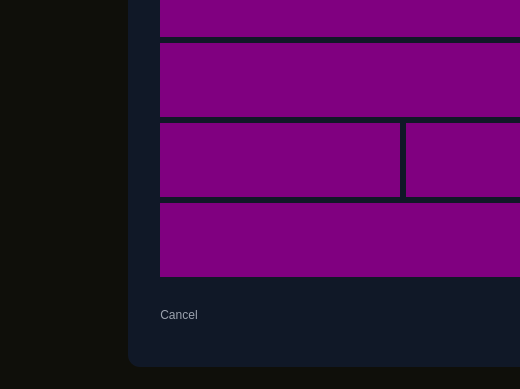
Keypr-org/qt_client, file src/mainContent/creditcardform.ui: the form before one commit; both pictures show x 0 to 520 and y 355 to 744 of the 806 by 744 pixel window.
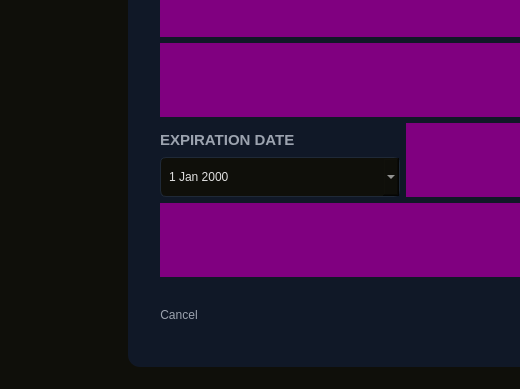
The form after the commit. Icons and pictures are not drawn. Custom widgets are drawn as their Qt base class.

Diff of the .ui file:
```diff
--- a/src/mainContent/creditcardform.ui
+++ b/src/mainContent/creditcardform.ui
@@ -205,7 +205,98 @@
           <number>0</number>
          </property>
          <item>
-          <widget class="LineTextInput" name="expiresInput" native="true"/>
+          <widget class="QFrame" name="expiresFrame">
+           <property name="frameShape">
+            <enum>QFrame::Shape::NoFrame</enum>
+           </property>
+           <property name="frameShadow">
+            <enum>QFrame::Shadow::Raised</enum>
+           </property>
+           <layout class="QVBoxLayout" name="verticalLayout_expires">
+            <property name="spacing">
+             <number>1</number>
+            </property>
+            <property name="leftMargin">
+             <number>0</number>
+            </property>
+            <property name="topMargin">
+             <number>0</number>
+            </property>
+            <property name="rightMargin">
+             <number>0</number>
+            </property>
+            <property name="bottomMargin">
+             <number>0</number>
+            </property>
+            <item>
+             <widget class="QLabel" name="expiresLabel">
+              <property name="font">
+               <font>
+                <pointsize>11</pointsize>
+                <bold>true</bold>
+               </font>
+              </property>
+              <property name="styleSheet">
+               <string notr="true">color: #9CA3AF;</string>
+              </property>
+              <property name="text">
+               <string>EXPIRATION DATE</string>
+              </property>
+             </widget>
+            </item>
+            <item>
+             <widget class="QDateEdit" name="expiresInput">
+              <property name="minimumSize">
+               <size>
+                <width>0</width>
+                <height>40</height>
+               </size>
+              </property>
+              <property name="maximumSize">
+               <size>
+                <width>16777215</width>
+                <height>40</height>
+               </size>
+              </property>
+              <property name="styleSheet">
+               <string notr="true">QDateEdit {
+    background-color: #0F0F0A;
+    border: 1px solid #1F2937;
+    border-radius: 6px;
+    color: #e0e0e0;
+	padding-left: 6px;
+}
+
+QDateEdit::drop-down {
+    border: none;
+image: url(:/icons/icons/chevron-down.png);
+    width: 30px;
+}
+
+QCalendarWidget {
+    background-color: #1a1f2e;
+    color: white;
+}
+
+QCalendarWidget QToolButton {
+    background-color: #1a1f2e;
+    color: white;
+    icon-size: 16px;
+}
+
+QCalendarWidget QAbstractItemView:enabled {
+    background-color: #0f1420;
+    selection-background-color: #6c2bd9;
+    color: white;
+}</string>
+              </property>
+              <property name="calendarPopup">
+               <bool>true</bool>
+              </property>
+             </widget>
+            </item>
+           </layout>
+          </widget>
          </item>
          <item>
           <widget class="PasswordInput" name="cvvInput" native="true"/>
```
